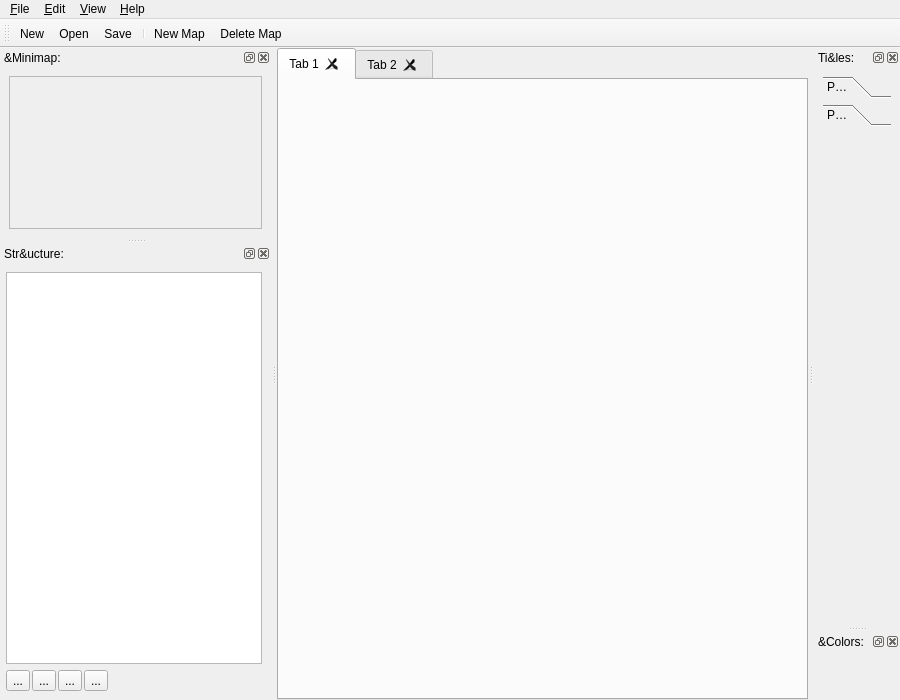
Before: the Qt Designer form bin/mainwindow.ui in dyle/rpgmapper, drawn with Qt 5.
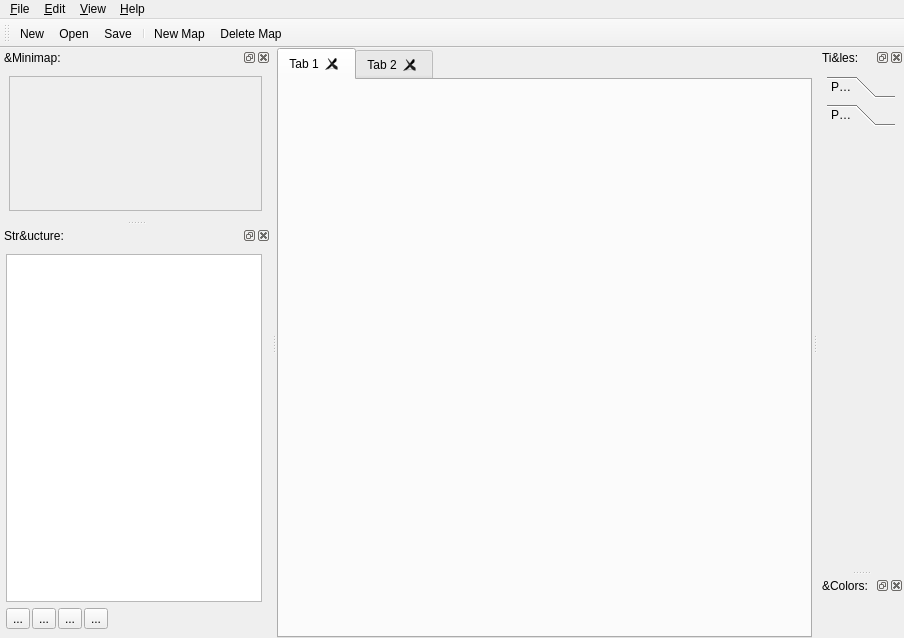
After: the same form once the commit is applied. Icons and pictures are not drawn. Custom widgets are drawn as their Qt base class.

Commit message: adds unused actions to mainwindow for close map keyboard shortcut

Patch:
```diff
--- a/bin/mainwindow.ui
+++ b/bin/mainwindow.ui
@@ -6,8 +6,8 @@
    <rect>
     <x>0</x>
     <y>0</y>
-    <width>900</width>
-    <height>700</height>
+    <width>904</width>
+    <height>638</height>
    </rect>
   </property>
   <property name="windowTitle">
@@ -64,7 +64,7 @@
     <rect>
      <x>0</x>
      <y>0</y>
-     <width>900</width>
+     <width>904</width>
      <height>29</height>
     </rect>
    </property>
@@ -155,8 +155,8 @@
          <rect>
           <x>0</x>
           <y>0</y>
-          <width>184</width>
-          <height>158</height>
+          <width>196</width>
+          <height>138</height>
          </rect>
         </property>
        </widget>
@@ -197,8 +197,8 @@
          <rect>
           <x>0</x>
           <y>0</y>
-          <width>224</width>
-          <height>227</height>
+          <width>234</width>
+          <height>184</height>
          </rect>
         </property>
         <attribute name="label">
```
Left out of the diff: 5 changed lines with no effect on the pictures. The commit also changes 2 other files.
